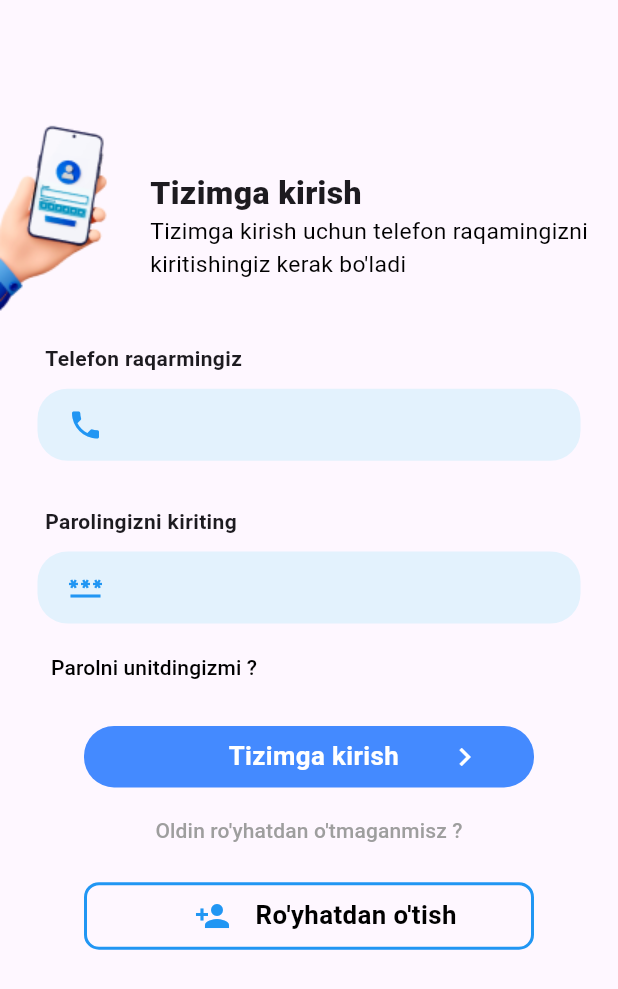
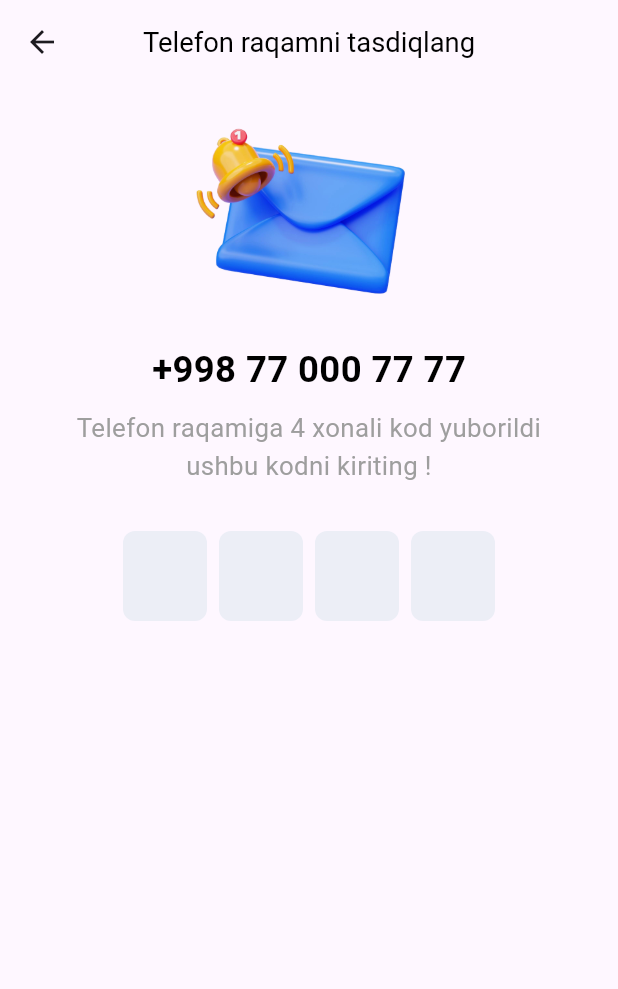
Before and after one commit to Dadaxon-07/hospital, a Flutter app: the screen it shows after launch, after a tap on "Keyingisi", after a tap on "O'tkazib yuborish", on a phone screen of 412 x 824 dp. Shown: the top 989 px of the screen. Run offline on Flutter 3.47's test engine with Material 3 defaults, Android fonts, the phone set to English and light mode, and no system bars; drawn by our look-alikes of pinput; our stand-ins replace flutter_screenutil, smooth_page_indicator; Roboto replaces fonts that are missing (Poppins).

Commit message:
Type code in otp_page.dart

```diff
--- a/lib/auth/otp_page.dart
+++ b/lib/auth/otp_page.dart
@@ -1,15 +1,66 @@
 import 'package:flutter/material.dart';
+import 'package:flutter_screenutil/flutter_screenutil.dart';
+import 'package:hospital/home/dashboard_page.dart';
+import 'package:pinput/pinput.dart';
 
-class OtpPage extends StatefulWidget {
-  const OtpPage({super.key});
+class OTP_page extends StatefulWidget {
+  const OTP_page({super.key});
 
   @override
-  State<OtpPage> createState() => _OtpPageState();
+  State<OTP_page> createState() => _OTP_pageState();
 }
 
-class _OtpPageState extends State<OtpPage> {
+class _OTP_pageState extends State<OTP_page> {
+  final TextEditingController _pinController = TextEditingController();
   @override
   Widget build(BuildContext context) {
-    return Scaffold();
+    return Scaffold(
+      appBar: AppBar(
+        centerTitle: true,
+        title: Text(
+          "Telefon raqamni tasdiqlang",
+          style: TextStyle(color: Colors.black, fontSize: 18.sp),
+        ),
+      ),
+      body: Column(
+        children: [
+          Center(
+              child: Image.asset(
+            "assets/auth/sms.png",
+            fit: BoxFit.cover,
+            height: 170.h,
+            width: 170.w,
+          )),
+          Text(
+            "+998 77 000 77 77",
+            style: TextStyle(
+                color: Colors.black,
+                fontSize: 24.sp,
+                fontWeight: FontWeight.bold),
+          ),
+          Padding(
+            padding: const EdgeInsets.only(left: 40, right: 40, top: 10),
+            child: Text(
+              "Telefon raqamiga 4 xonali kod yuborildi ushbu kodni kiriting !",
+              textAlign: TextAlign.center,
+              style: TextStyle(color: Colors.grey, fontSize: 17.sp),
+            ),
+          ),
+          SizedBox(height: 30.h,),
+          Pinput(
+            controller: _pinController,
+            length: 4,
+            pinAnimationType: PinAnimationType.fade,
+            onCompleted: (pin) {
+              // PIN kod tugagach boshqa sahifaga o'tish
+              Navigator.push(
+                context,
+                MaterialPageRoute(builder: (context) => DashboardPage()),
+              );
+            },
+          ),
+        ],
+      ),
+    );
   }
 }
--- a/lib/main.dart
+++ b/lib/main.dart
@@ -1,7 +1,6 @@
 import 'package:flutter/material.dart';
 import 'package:flutter_screenutil/flutter_screenutil.dart';
-import 'package:hospital/Snake.dart';
-import 'package:hospital/auth/create_password_page.dart';
+
 import 'package:hospital/startup/onboarding_page.dart';
 
 void main() {
--- a/lib/startup/onboarding_page.dart
+++ b/lib/startup/onboarding_page.dart
@@ -1,11 +1,8 @@
-import 'dart:io';
-
 import 'package:flutter/material.dart';
 import 'package:flutter_screenutil/flutter_screenutil.dart';
-import 'package:hospital/auth/create_password_page.dart';
+
+import 'package:hospital/auth/otp_page.dart';
 import 'package:smooth_page_indicator/smooth_page_indicator.dart';
-
-import '../home/dashboard_page.dart';
 
 class OnboardingPage extends StatefulWidget {
   static final String id = 'intro_page';
@@ -31,20 +28,23 @@ class _OnboardingPageState extends State<OnboardingPage> {
                 color: Colors.white,
                 image: 'assets/intro_images/intro-1.png',
                 title: "Qo'shimcha ish daromadi",
-                subtitle: "Lorem Ipsum is simply dummy text of the printing and typesetting industry. Lorem Ipsum has been the industry's standard",
+                subtitle:
+                    "Lorem Ipsum is simply dummy text of the printing and typesetting industry. Lorem Ipsum has been the industry's standard",
               ),
               buildPage(
                 color: Colors.white,
                 image: 'assets/intro_images/intro-2.png',
                 title: "Be'morlarni onlayn qabul qilish va davolash",
-                subtitle: "Lorem Ipsum is simply dummy text of the printing and typesetting industry. Lorem Ipsum has been the industry's standard",
+                subtitle:
+                    "Lorem Ipsum is simply dummy text of the printing and typesetting industry. Lorem Ipsum has been the industry's standard",
               ),
               buildPage(
                 color: Colors.white,
                 image: 'assets/intro_images/intro-3.png',
                 title:
                     "Bemorlarni uylariga borib davolash va qo'shimcha daromad olish",
-                subtitle: "Lorem Ipsum is simply dummy text of the printing and typesetting industry. Lorem Ipsum has been the industry's standard",
+                subtitle:
+                    "Lorem Ipsum is simply dummy text of the printing and typesetting industry. Lorem Ipsum has been the industry's standard",
               ),
             ],
           ),
@@ -70,15 +70,12 @@ class _OnboardingPageState extends State<OnboardingPage> {
                   onTap: () {
                     if (_controller.page!.toInt() == 2) {
                       // Finish action
-
-                    }
-                    else {
+                    } else {
                       _controller.nextPage(
                         duration: Duration(milliseconds: 500),
                         curve: Curves.easeInOut,
                       );
                     }
-
                   },
                   child: Container(
                     height: 50.h,
@@ -116,7 +113,7 @@ class _OnboardingPageState extends State<OnboardingPage> {
                     Navigator.push(
                       context,
                       MaterialPageRoute(
-                        builder: (context) => const CreatePasswordPage(),
+                        builder: (context) => const OTP_page(),
                       ),
                     );
                   },
@@ -144,7 +141,9 @@ class _OnboardingPageState extends State<OnboardingPage> {
       child: Column(
         mainAxisAlignment: MainAxisAlignment.start,
         children: [
-          SizedBox(height: 40.h,),
+          SizedBox(
+            height: 40.h,
+          ),
           Image.asset(image,
               height: MediaQuery.of(context).size.height / 2.6,
               width: MediaQuery.of(context).size.width / 1),
--- a/pubspec.yaml
+++ b/pubspec.yaml
@@ -37,6 +37,8 @@ dependencies:
   cupertino_icons: ^1.0.8
   smooth_page_indicator: ^1.2.0+3
   flutter_screenutil: ^5.9.3
+  pinput: ^2.0.0
+
 
 dev_dependencies:
   flutter_test:
```
Also changed, not shown: lib/auth/change_password.dart (deleted, +0 -21 lines), assets/auth/sms.png (added), pubspec.lock, 5 other files.
